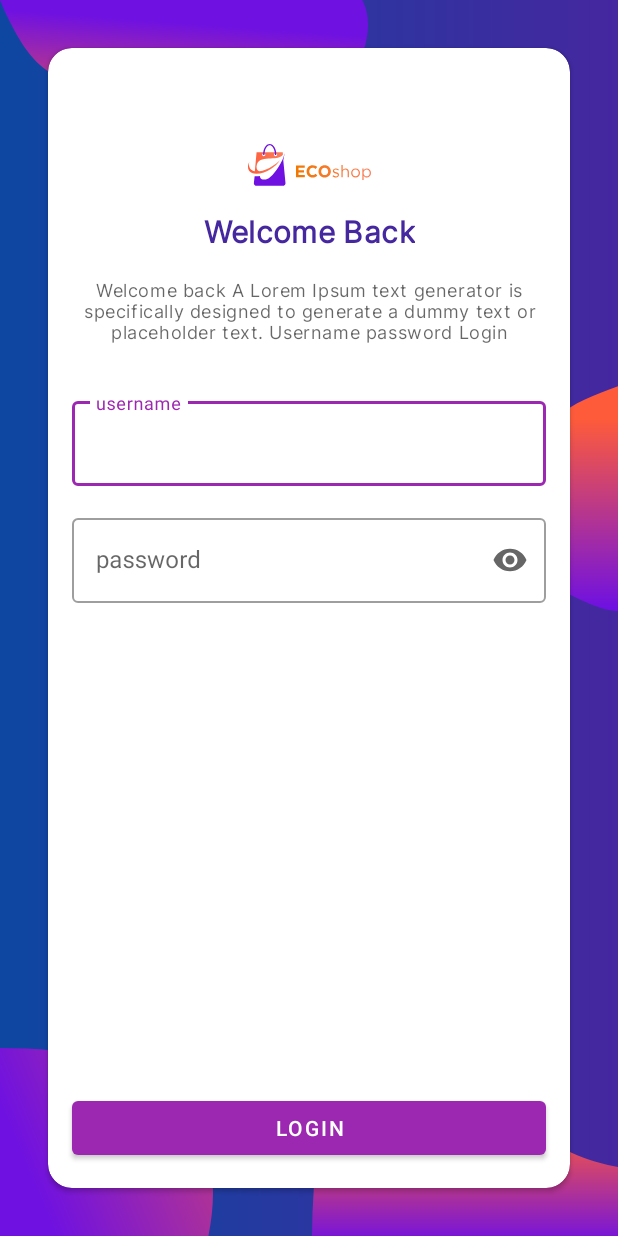
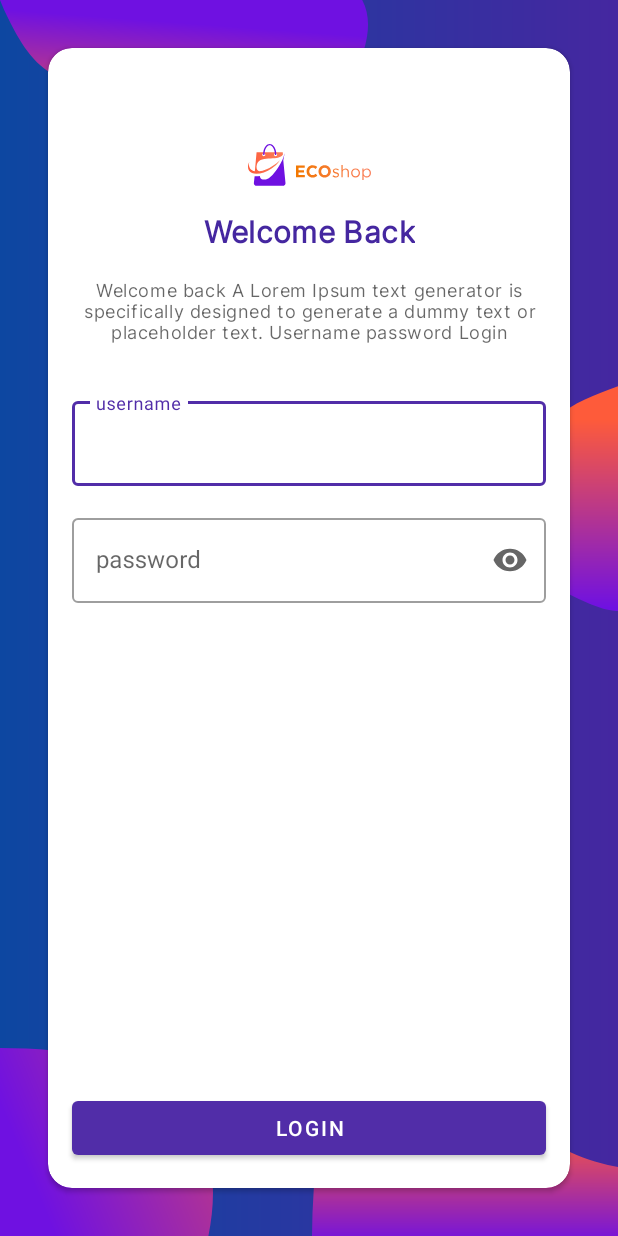
Before and after one commit to faridsolgi/EcoShop, an Android app: the screen it shows after launch (MainActivity), on a phone screen of 412 x 824 dp. Run offline under Robolectric (Android 15) with nearby library versions, the phone set to English and light mode, and no system bars; our stand-ins replace Dagger/Hilt's generated code.

Commit message:
add some styles

```diff
--- a/app/src/main/res/values/themes.xml
+++ b/app/src/main/res/values/themes.xml
@@ -2,13 +2,15 @@
     <!-- Base application theme. -->
     <style name="Theme.EcoShop" parent="Theme.MaterialComponents.DayNight.NoActionBar">
         <!-- Primary brand color. -->
-        <item name="colorPrimary">@color/md_purple_500</item>
-        <item name="colorPrimaryVariant">@color/md_purple_700</item>
+        <item name="colorPrimary">@color/md_deep_purple_700</item>
+        <item name="colorPrimaryVariant">@color/md_deep_purple_600</item>
         <item name="colorOnPrimary">@color/md_white_1000</item>
         <!-- Secondary brand color. -->
         <item name="colorSecondary">@color/md_teal_200</item>
         <item name="colorSecondaryVariant">@color/md_teal_700</item>
         <item name="colorOnSecondary">@color/md_black_1000</item>
+        <item name="colorOnBackground">@color/md_grey_800</item>
+
         <!-- Status bar color. -->
         <item name="android:statusBarColor">?attr/colorPrimaryVariant</item>
         <!-- Customize your theme here. -->
@@ -61,4 +63,9 @@
 
     </style>
 
+    <style name="Widget.EcoShop.ShapableImageView8" parent="">
+        <item name="cornerFamily">rounded</item>
+        <item name="cornerSize">8%</item>
+    </style>
+
 </resources>
```
